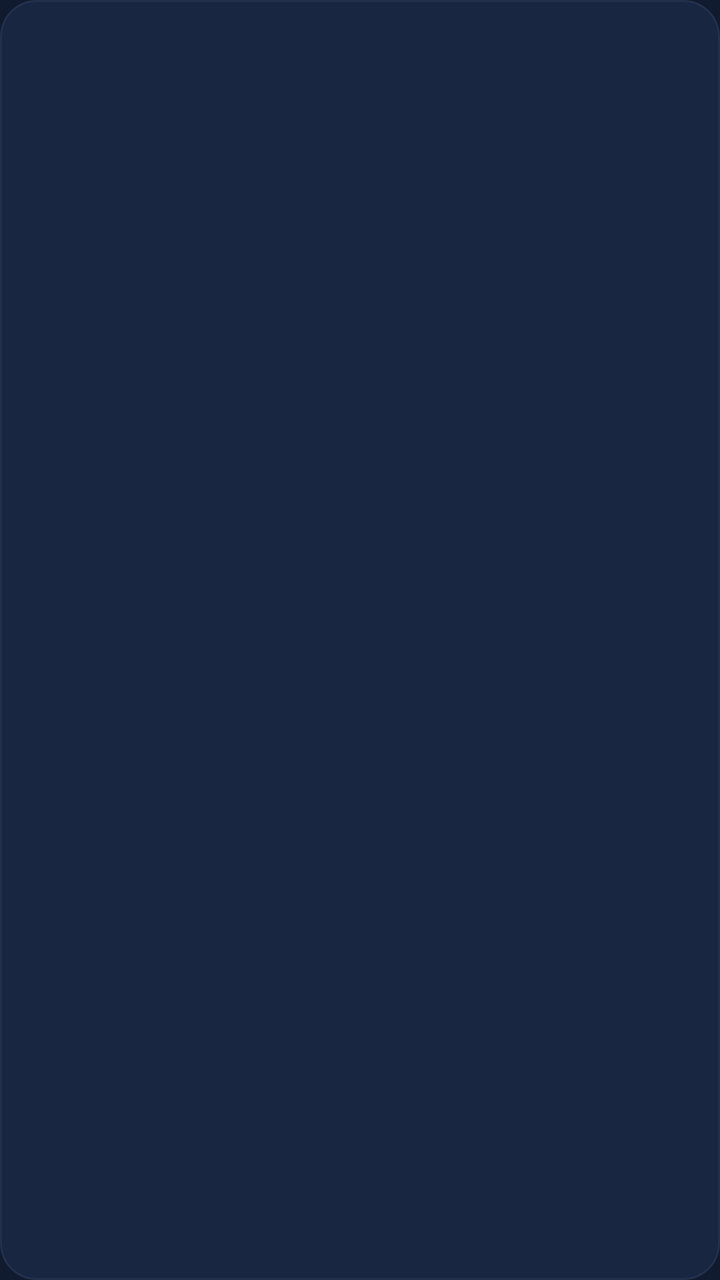
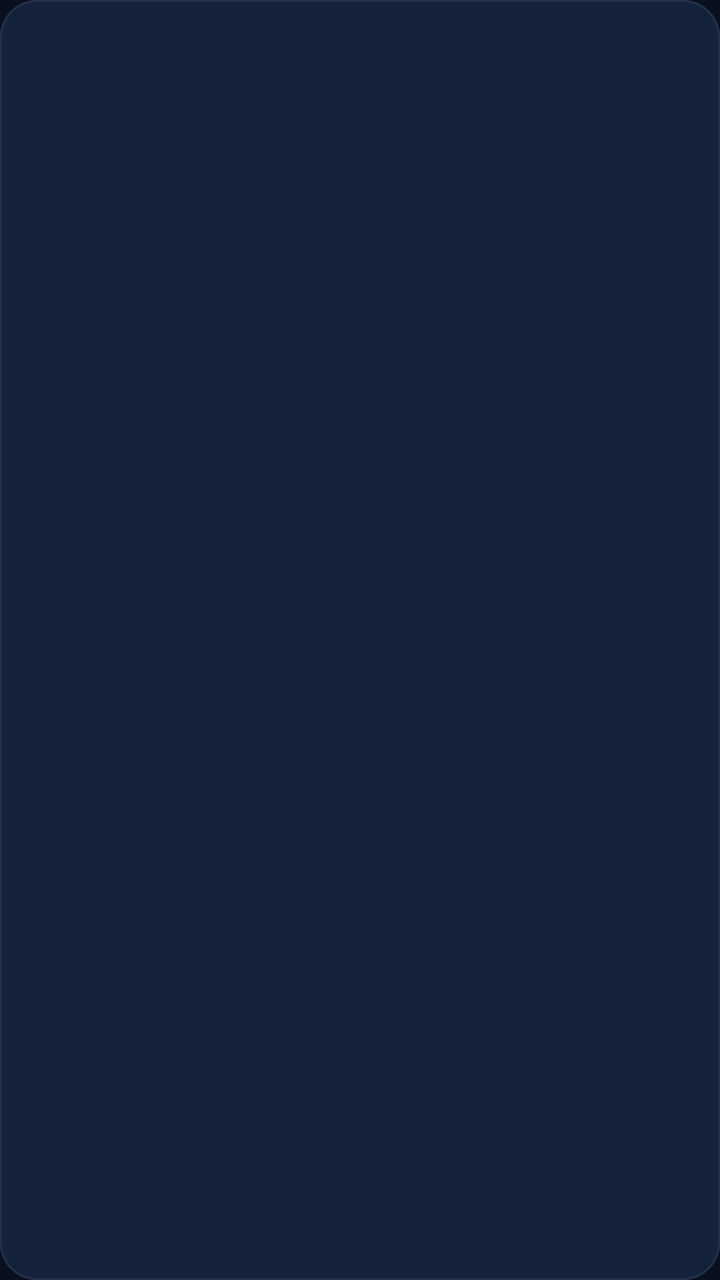

Two renders of the same Android screen: before a commit and after it. Below are the layout's source before the change and the commit's diff.
<!-- AndroidManifest.xml: application theme Theme.AynehaHorloge -->
<!-- res/layout/widget_horloge.xml -->
<?xml version="1.0" encoding="utf-8"?>
<LinearLayout xmlns:android="http://schemas.android.com/apk/res/android"
    android:layout_width="match_parent"
    android:layout_height="match_parent"
    android:orientation="vertical"
    android:gravity="center"
    android:background="@drawable/widget_background"
    android:padding="16dp">

    
    <ImageView
        android:id="@+id/iv_label_guuru"
        android:layout_width="wrap_content"
        android:layout_height="wrap_content"
        android:layout_marginBottom="4dp"
        android:contentDescription="@null"
        android:adjustViewBounds="true" />

    <ImageView
        android:id="@+id/iv_time"
        android:layout_width="wrap_content"
        android:layout_height="wrap_content"
        android:contentDescription="@null"
        android:adjustViewBounds="true" />

</LinearLayout>
<!-- resources referenced by this layout -->
<resources>
  <!-- drawable widget_background (drawable) -->
  <?xml version="1.0" encoding="utf-8"?>
  <shape xmlns:android="http://schemas.android.com/apk/res/android"
      android:shape="rectangle">
      <solid android:color="@color/indigo_800" />
      <corners android:radius="18dp" />
      <stroke android:width="1dp" android:color="@color/line" />
  </shape>
  <style name="Theme.AynehaHorloge" parent="Theme.AppCompat.DayNight.NoActionBar">
          <item name="android:windowBackground">@color/indigo_900</item>
          <item name="android:statusBarColor">@color/indigo_950</item>
          <item name="android:navigationBarColor">@color/indigo_950</item>
          <item name="colorPrimary">@color/gold_bright</item>
      </style>
  <color name="indigo_800">#182642</color>
  <color name="line">#24304B</color>
  <color name="indigo_900">#101B30</color>
  <color name="indigo_950">#0B1526</color>
  <color name="gold_bright">#E0AC47</color>
</resources>

<!-- the commit's change to res/layout/widget_horloge.xml (unified diff, before → after) -->
@@ -1,26 +1,15 @@
 <?xml version="1.0" encoding="utf-8"?>
-<LinearLayout xmlns:android="http://schemas.android.com/apk/res/android"
+<FrameLayout xmlns:android="http://schemas.android.com/apk/res/android"
     android:layout_width="match_parent"
     android:layout_height="match_parent"
-    android:orientation="vertical"
-    android:gravity="center"
     android:background="@drawable/widget_background"
-    android:padding="16dp">
-
-    
-    <ImageView
-        android:id="@+id/iv_label_guuru"
-        android:layout_width="wrap_content"
-        android:layout_height="wrap_content"
-        android:layout_marginBottom="4dp"
-        android:contentDescription="@null"
-        android:adjustViewBounds="true" />
+    android:padding="6dp">
 
     <ImageView
-        android:id="@+id/iv_time"
-        android:layout_width="wrap_content"
-        android:layout_height="wrap_content"
-        android:contentDescription="@null"
-        android:adjustViewBounds="true" />
+        android:id="@+id/iv_widget"
+        android:layout_width="match_parent"
+        android:layout_height="match_parent"
+        android:scaleType="fitCenter"
+        android:contentDescription="@null" />
 
-</LinearLayout>
+</FrameLayout>
<!-- resource entries referenced after the edit -->
@@ -14,10 +14,10 @@
           <item name="android:navigationBarColor">@color/indigo_950</item>
           <item name="colorPrimary">@color/gold_bright</item>
       </style>
-  <color name="indigo_800">#182642</color>
+  <color name="indigo_800">#13213A</color>
   <color name="line">#24304B</color>
-  <color name="indigo_900">#101B30</color>
-  <color name="indigo_950">#0B1526</color>
-  <color name="gold_bright">#E0AC47</color>
+  <color name="indigo_900">#08101E</color>
+  <color name="indigo_950">#08101E</color>
+  <color name="gold_bright">#FF8A3D</color>
 </resources>
 
